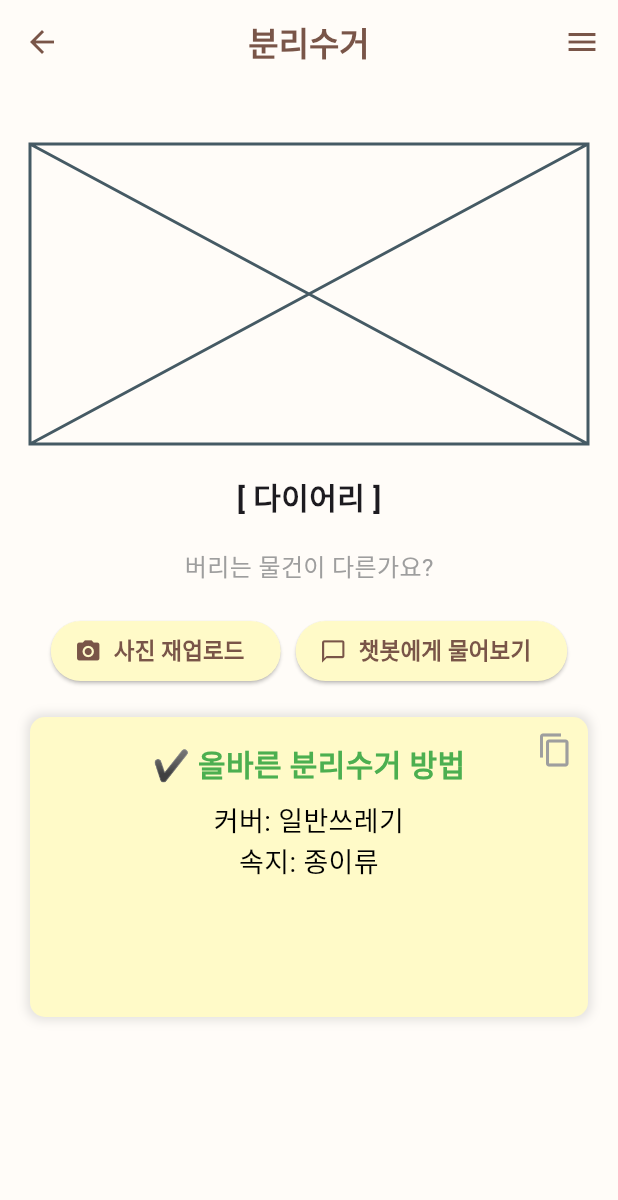
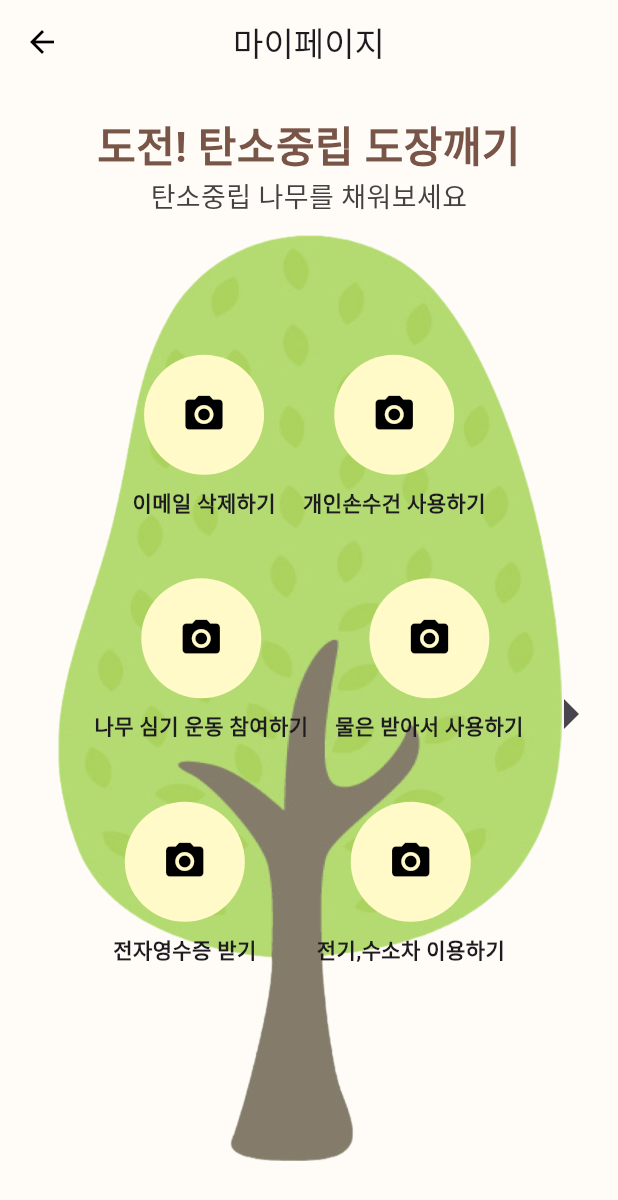
Before and after one commit to eco-Bean/ecoBean_frontend, a Flutter app: the screen it shows after launch, on a phone screen of 412 x 824 dp. Shown: the top 1200 px of the screen. Run offline on Flutter 3.47's test engine with Material 3 defaults, Android fonts, the phone set to English and light mode, and no system bars; our stand-ins replace image_picker.

Commit message:
스탬프 ui
사진 저장 로직 수정 필요

```diff
--- a/lib/main.dart
+++ b/lib/main.dart
@@ -1,5 +1,7 @@
 import 'package:ecobean_frontend/screens/main_screen.dart';
+import 'package:ecobean_frontend/screens/mypage_screen.dart';
 import 'package:ecobean_frontend/screens/recycling_screen.dart';
+import 'package:ecobean_frontend/screens/stamp_screen.dart';
 import 'package:flutter/material.dart';
 
 void main() {
@@ -17,7 +19,7 @@
       theme: ThemeData(
         scaffoldBackgroundColor: Color(0xFFFFFCF8),
       ),
-      home: RecyclingScreen(),
+      home: StampScreen(),
     );
   }
 }
--- a/lib/screens/main_screen.dart
+++ b/lib/screens/main_screen.dart
@@ -156,6 +156,7 @@ class _MainScreenState extends State<MainScreen> {
                 ),
               ),
               Spacer(),
+
               Padding(
                 padding: const EdgeInsets.symmetric(horizontal: 16.0),
                 child: GestureDetector(
@@ -342,6 +343,7 @@ class _MainScreenState extends State<MainScreen> {
               icon: Icon(Icons.map, color: Color(0xFF401D1D)),
               onPressed: () {
                 print('지도 버튼 눌림');
+
               },
             ),
             label: '지도',
--- /dev/null
+++ b/lib/screens/stamp_screen.dart
@@ -0,0 +1,246 @@
+import 'dart:io';
+import 'package:flutter/material.dart';
+import 'package:image_picker/image_picker.dart';
+
+class StampScreen extends StatefulWidget {
+  @override
+  _StampScreen createState() => _StampScreen();
+}
+
+class _StampScreen extends State<StampScreen> {
+  // 각 스탬프에 해당하는 이미지 파일을 저장하는 리스트
+  List<XFile?> _stamps = List<XFile?>.filled(18, null);
+
+  int _currentPageIndex = 0; // 현재 페이지 인덱스
+
+  // 이미지 선택 및 저장 메서드
+  Future<void> _pickImage(int index) async {
+    final ImagePicker _picker = ImagePicker();
+
+    showModalBottomSheet(
+      context: context,
+      builder: (context) => Column(
+        mainAxisSize: MainAxisSize.min,
+        children: [
+          ListTile(
+            leading: Icon(Icons.camera_alt),
+            title: Text('카메라로 촬영하기'),
+            onTap: () async {
+              Navigator.of(context).pop(); // 다이얼로그 닫기
+              final pickedFile = await _picker.pickImage(source: ImageSource.camera);
+              if (pickedFile != null) {
+                _saveStampImage(index, pickedFile);
+              }
+            },
+          ),
+          ListTile(
+            leading: Icon(Icons.photo_library),
+            title: Text('갤러리에서 선택하기'),
+            onTap: () async {
+              Navigator.of(context).pop();
+              final pickedFile = await _picker.pickImage(source: ImageSource.gallery);
+              if (pickedFile != null) {
+                _saveStampImage(index, pickedFile);
+              }
+            },
+          ),
+        ],
+      ),
+    );
+  }
+
+  // 선택한 이미지를 해당 인덱스 스탬프에 저장하는 메서드
+  void _saveStampImage(int index, XFile image) {
+    setState(() {
+      _stamps[index] = image;
+    });
+  }
+
+  // 페이지 이동 함수
+  void _goToNextPage() {
+    if (_currentPageIndex < 2) {
+      setState(() {
+        _currentPageIndex++;
+      });
+    }
+  }
+
+  void _goToPreviousPage() {
+    if (_currentPageIndex > 0) {
+      setState(() {
+        _currentPageIndex--;
+      });
+    }
+  }
+
+  @override
+  Widget build(BuildContext context) {
+    return Scaffold(
+      appBar: AppBar(
+        title: Text('마이페이지'),
+        leading: IconButton(
+          icon: Icon(Icons.arrow_back, color: Colors.black),
+          onPressed: () {
+            Navigator.of(context).pop();
+          },
+        ),
+        centerTitle: true,
+        backgroundColor: Colors.transparent,
+        elevation: 0,
+      ),
+      body: Stack(
+        children: [
+          PageView(
+            controller: PageController(initialPage: _currentPageIndex),
+            onPageChanged: (index) {
+              setState(() {
+                _currentPageIndex = index;
+              });
+            },
+            children: [
+              _buildStampPage(0, 0),   // 첫 번째 페이지: 스탬프 인덱스 0~5
+              _buildStampPage(1, 6),   // 두 번째 페이지: 스탬프 인덱스 6~11
+              _buildStampPage(2, 12),  // 세 번째 페이지: 스탬프 인덱스 12~17
+            ],
+          ),
+          // 좌우 페이지 넘김 버튼
+          if (_currentPageIndex > 0) // 인덱스가 0일 때는 left 버튼 숨기기
+            Positioned(
+              left: 0,
+              top: MediaQuery.of(context).size.height / 2 - 24,
+              child: IconButton(
+                icon: Icon(Icons.arrow_left, size: 48),
+                onPressed: _goToPreviousPage,
+              ),
+            ),
+          if (_currentPageIndex < 2) // 인덱스가 2일 때는 right 버튼 숨기기
+            Positioned(
+              right: 0,
+              top: MediaQuery.of(context).size.height / 2 - 24,
+              child: IconButton(
+                icon: Icon(Icons.arrow_right, size: 48),
+                onPressed: _goToNextPage,
+              ),
+            ),
+        ],
+      ),
+    );
+  }
+
+  Widget _buildStampPage(int pageIndex, int startIndex) {
+    List<String> labels = _getLabelsForPage(_currentPageIndex);
+
+    return Stack(
+      children: [
+        // 배경 이미지
+        Positioned(
+          top: 100,
+          left: 0,
+          right: 0,
+          bottom: 50,
+          child: Image.asset(
+            'assets/images/tree.png',
+            fit: BoxFit.contain,
+          ),
+        ),
+        // 상단 텍스트
+        Positioned(
+          top: 20,
+          left: 20,
+          right: 20,
+          child: Column(
+            children: [
+              Text(
+                '도전! 탄소중립 도장깨기',
+                style: TextStyle(
+                  fontSize: 28,
+                  fontWeight: FontWeight.bold,
+                  color: Colors.brown,
+                ),
+                textAlign: TextAlign.center,
+              ),
+              Text(
+                '탄소중립 나무를 채워보세요',
+                style: TextStyle(
+                  fontSize: 18,
+                  color: Colors.grey[800],
+                ),
+                textAlign: TextAlign.center,
+              ),
+            ],
+          ),
+        ),
+        // 스탬프 리스트
+        Positioned.fill(
+          child: Column(
+            mainAxisAlignment: MainAxisAlignment.center,
+            children: [
+              Row(
+                mainAxisAlignment: MainAxisAlignment.center,
+                children: [
+                  _buildStamp(startIndex, labels[0]),
+                  SizedBox(width: 18),
+                  _buildStamp(startIndex + 1, labels[1]),
+                ],
+              ),
+              SizedBox(height: 40),
+              Row(
+                mainAxisAlignment: MainAxisAlignment.center,
+                children: [
+                  _buildStamp(startIndex + 2, labels[2]),
+                  SizedBox(width: 18),
+                  _buildStamp(startIndex + 3, labels[3]),
+                ],
+              ),
+              SizedBox(height: 40),
+              Row(
+                mainAxisAlignment: MainAxisAlignment.center,
+                children: [
+                  _buildStamp(startIndex + 4, labels[4]),
+                  SizedBox(width: 40),
+                  _buildStamp(startIndex + 5, labels[5]),
+                ],
+              ),
+            ],
+          ),
+        ),
+      ],
+    );
+  }
+
+  // 페이지 인덱스에 따른 라벨 설정
+  List<String> _getLabelsForPage(int pageIndex) {
+    switch (_currentPageIndex) {
+      case 0:
+        return ['이메일 삭제하기', '개인손수건 사용하기', '나무 심기 운동 참여하기', '물은 받아서 사용하기', '전자영수증 받기', '전기,수소차 이용하기'];
+      case 1:
+        return ['텀블러 사용하기', '자전거 타기', '대중교통 이용하기', '리필 제품 사용하기', '식물 키우기', '친환경 상품 구매하기'];
+      case 2:
+        return ['불필요한 종이 없애기', '친환경 가구 사용하기', '비건 식단 실천하기', '에너지 절약하기', '재활용품 분리배출하기', '환경 캠페인 참여하기'];
+      default:
+        return [];
+    }
+  }
+
+  Widget _buildStamp(int index, String label) {
+    return Column(
+      children: [
+        GestureDetector(
+          onTap: () => _pickImage(index),
+          child: CircleAvatar(
+            radius: 40,
+            backgroundColor: Color(0xFFFFFAC8),
+            backgroundImage: _stamps[index] != null
+                ? FileImage(File(_stamps[index]!.path))
+                : null,
+            child: _stamps[index] == null
+                ? Icon(Icons.camera_alt, size: 30, color: Colors.black)
+                : null,
+          ),
+        ),
+        SizedBox(height: 8),
+        Text(label, style: TextStyle(fontWeight: FontWeight.bold)),
+      ],
+    );
+  }
+}
```
Also changed, not shown: assets/images/tree.png (added).
